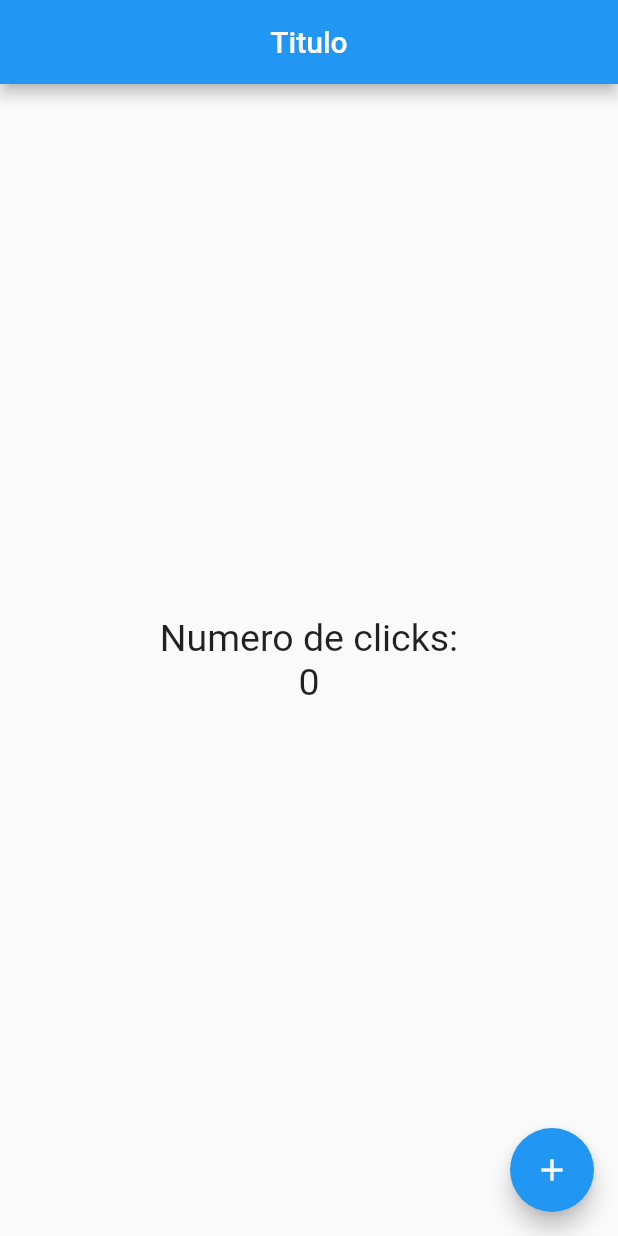
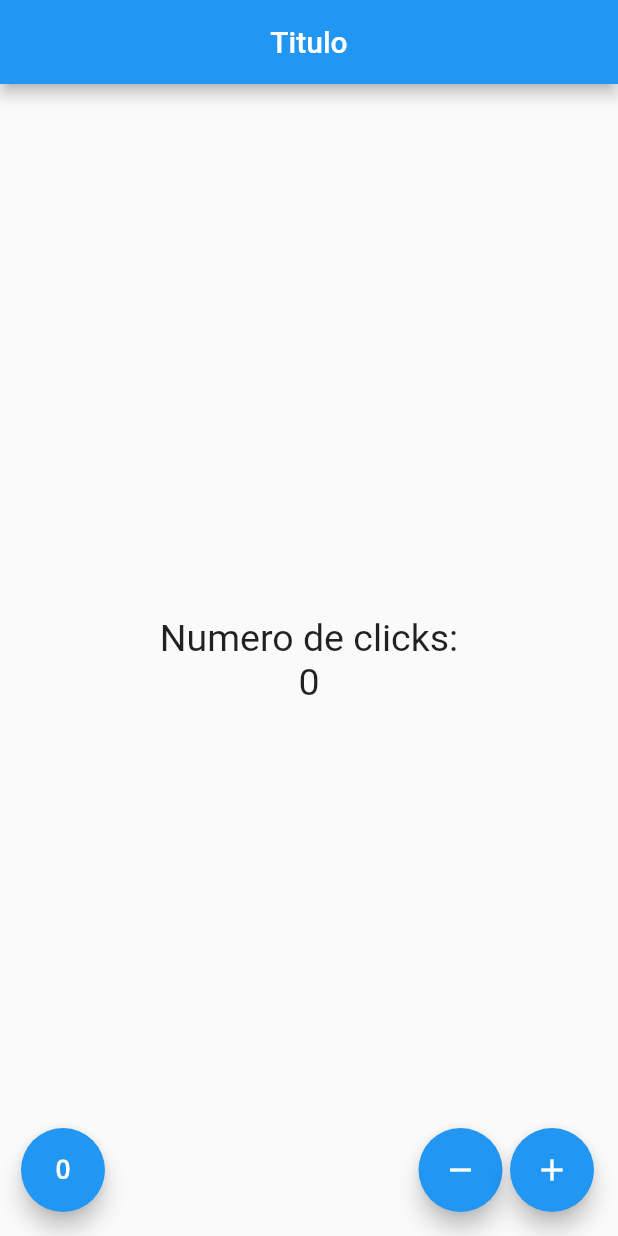
Before and after one commit to AlexDomm2020/contador, a Flutter app: the screen it shows after launch, on a phone screen of 412 x 824 dp. Run offline on Flutter 3.47's test engine with Material 2 defaults, Android fonts, the phone set to English and light mode, and no system bars.

Commit message:
added supr func and 0 initializer fun

```diff
--- a/lib/src/pages/contador_page.dart
+++ b/lib/src/pages/contador_page.dart
@@ -31,15 +31,42 @@ class _ContadorPageState extends State<ContadorPage> {
             ],
           ),
         ),
-      floatingActionButton: FloatingActionButton(
-        child: Icon(Icons.add),
-        onPressed: () {
-          //print('Hola mundo');
-          _conteo++;
+        floatingActionButton: _crearBotones());
+  }
 
-          setState(() {});
-        },
-      ),
+  Widget _crearBotones() {
+    return Row(
+      mainAxisAlignment: MainAxisAlignment.end,
+      children: <Widget>[
+        SizedBox(width: 30),
+        FloatingActionButton(
+            onPressed: () => _inicializarCero(),
+            child: Icon(Icons.exposure_zero)),
+        Expanded(child: SizedBox()),
+        FloatingActionButton(
+            onPressed: () => _restar(), child: Icon(Icons.remove)),
+        SizedBox(width: 5.0),
+        FloatingActionButton(
+            onPressed: () => _agregar(), child: Icon(Icons.add))
+      ],
     );
   }
+
+  void _agregar() {
+    setState(() {
+      _conteo++;
+    });
   }
+
+  void _restar() {
+    setState(() {
+      _conteo--;
+    });
+  }
+
+  void _inicializarCero() {
+    setState(() {
+      _conteo = 0;
+    });
+  }
+}
```
Lines whose indentation alone changed are shown as unchanged.
